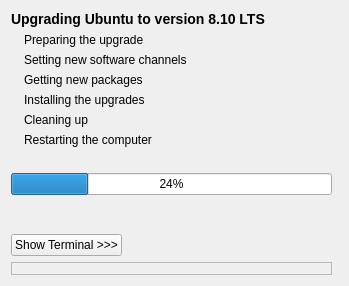
Old version of the form DistUpgrade/window_main.ui in the repository stek29/ubuntu-release-upgrader.
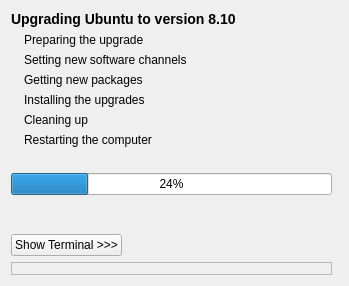
New version of the form.

Commit message: copy over KDEInstallProgressAdapter

Diff of the .ui file:
```diff
--- a/DistUpgrade/window_main.ui
+++ b/DistUpgrade/window_main.ui
@@ -239,7 +239,7 @@
 &lt;html>&lt;head>&lt;meta name="qrichtext" content="1" />&lt;style type="text/css">
 p, li { white-space: pre-wrap; }
 &lt;/style>&lt;/head>&lt;body style=" font-family:'DejaVu Sans'; font-size:9pt; font-weight:400; font-style:normal;">
-&lt;p style=" margin-top:0px; margin-bottom:0px; margin-left:0px; margin-right:0px; -qt-block-indent:0; text-indent:0px;">&lt;span style=" font-size:large; font-weight:600;">Upgrading Ubuntu to version 8.10 LTS&lt;/span>&lt;/p>&lt;/body>&lt;/html></string>
+&lt;p style=" margin-top:0px; margin-bottom:0px; margin-left:0px; margin-right:0px; -qt-block-indent:0; text-indent:0px;">&lt;span style=" font-size:large; font-weight:600;">Upgrading Ubuntu to version 8.10&lt;/span>&lt;/p>&lt;/body>&lt;/html></string>
      </property>
      <property name="wordWrap" >
       <bool>false</bool>
```
The commit also changes 2 other files.
